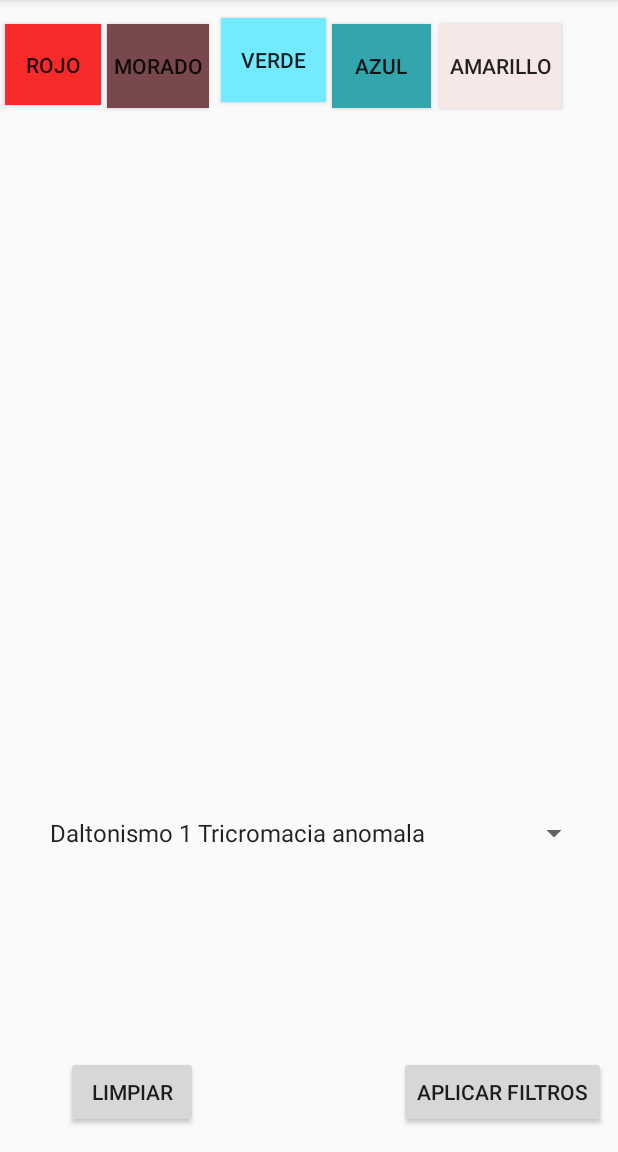
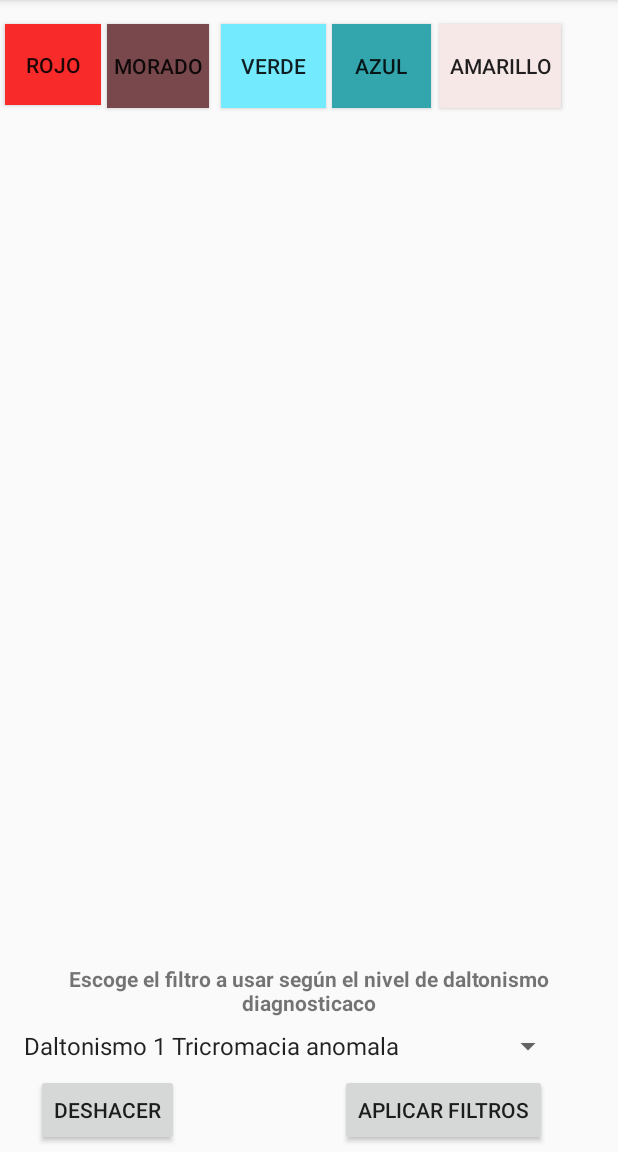
Before and after one commit to proyectos-savsolutions/daltoDesigner, an Android app: the frgAreaDibujo screen opened through its navigation route, on a phone screen of 412 x 824 dp, the part 84-1236 px from its top. Run offline under Robolectric (Android 15) with nearby library versions, the phone set to English and light mode, and no system bars.

Commit message:
Adición de un estilo de letra especial Aclonica para mejorar la presentación del producto Adición de imagen de fondo para la aplicación, que también se usará para el icono Ajuste a la distribución de los elementos el área de dibujo

```diff
--- a/app/src/main/res/layout/fragment_frg_area_dibujo.xml
+++ b/app/src/main/res/layout/fragment_frg_area_dibujo.xml
@@ -15,7 +15,7 @@
 
         android:layout_marginStart="8dp"
         android:layout_marginLeft="8dp"
-        android:layout_marginTop="12dp"
+        android:layout_marginTop="16dp"
         android:background="@color/colorVerde"
         android:text="@string/txtColorVerde"
         app:layout_constraintStart_toEndOf="@+id/btnColorRojo"
@@ -89,53 +89,68 @@
         android:layout_marginLeft="88dp"
         android:layout_marginEnd="8dp"
         android:layout_marginRight="8dp"
-        android:layout_marginBottom="16dp"
+        android:layout_marginBottom="4dp"
         android:text="@string/btnAplicarFiltros"
         app:layout_constraintBottom_toBottomOf="parent"
         app:layout_constraintEnd_toEndOf="parent"
-        app:layout_constraintHorizontal_bias="1.0"
+        app:layout_constraintHorizontal_bias="0.333"
         app:layout_constraintStart_toEndOf="@+id/btnLimpiarAreaDibujo" />
 
     <co.savsolutions.daltodesigner.CanvasView
         android:id="@+id/cnvEspacioDibujoFlitro"
         android:layout_width="0dp"
-        android:layout_height="319dp"
+        android:layout_height="0dp"
         android:layout_marginStart="8dp"
         android:layout_marginLeft="8dp"
-        android:layout_marginTop="12dp"
+        android:layout_marginTop="8dp"
         android:layout_marginEnd="8dp"
         android:layout_marginRight="8dp"
+        android:layout_marginBottom="8dp"
         android:visibility="visible"
+        app:layout_constraintBottom_toTopOf="@+id/txtvwTipoFiltro"
         app:layout_constraintEnd_toEndOf="parent"
         app:layout_constraintHorizontal_bias="0.0"
         app:layout_constraintStart_toStartOf="parent"
-        app:layout_constraintTop_toBottomOf="@+id/btnColorNaranja" />
+        app:layout_constraintTop_toBottomOf="@+id/btnColorNaranja"
+        app:layout_constraintVertical_bias="0.68" />
 
     <Spinner
         android:id="@+id/spnFiltrosMientrasDibuja"
         android:layout_width="368dp"
-        android:layout_height="wrap_content"
+        android:layout_height="22dp"
         android:layout_marginStart="8dp"
         android:layout_marginLeft="8dp"
-        android:layout_marginTop="12dp"
-        android:layout_marginEnd="1dp"
-        android:layout_marginRight="1dp"
-        android:layout_marginBottom="5dp"
+        android:layout_marginEnd="8dp"
+        android:layout_marginRight="8dp"
+        android:layout_marginBottom="8dp"
         android:entries="@array/lstTipoDaltonismo"
         app:layout_constraintBottom_toTopOf="@+id/btnLimpiarAreaDibujo"
         app:layout_constraintEnd_toEndOf="parent"
-        app:layout_constraintStart_toStartOf="parent"
-        app:layout_constraintTop_toBottomOf="@+id/cnvEspacioDibujoFlitro"/>
+        app:layout_constraintHorizontal_bias="0.0"
+        app:layout_constraintStart_toStartOf="parent" />
 
     <Button
         android:id="@+id/btnLimpiarAreaDibujo"
         android:layout_width="wrap_content"
         android:layout_height="wrap_content"
-        android:layout_marginStart="44dp"
-        android:layout_marginLeft="44dp"
-        android:layout_marginBottom="16dp"
-        android:text="@string/btnLimpiarCanvas"
+        android:layout_marginStart="24dp"
+        android:layout_marginLeft="24dp"
+        android:layout_marginBottom="4dp"
+        android:text="@string/btnDeshacer"
         app:layout_constraintBottom_toBottomOf="parent"
         app:layout_constraintStart_toStartOf="parent" />
 
+    <TextView
+        android:id="@+id/txtvwTipoFiltro"
+        android:layout_width="wrap_content"
+        android:layout_height="wrap_content"
+        android:layout_marginBottom="8dp"
+        android:text="@string/txtSeleccionarFiltroSegunDaltonismo"
+        android:textAlignment="center"
+        android:textStyle="bold"
+        app:layout_constraintBottom_toTopOf="@+id/spnFiltrosMientrasDibuja"
+        app:layout_constraintEnd_toEndOf="parent"
+        app:layout_constraintHorizontal_bias="0.0"
+        app:layout_constraintStart_toStartOf="parent" />
+
 </android.support.constraint.ConstraintLayout>
--- a/app/src/main/res/values/colors.xml
+++ b/app/src/main/res/values/colors.xml
@@ -2,7 +2,7 @@
 <resources>
 
     <color name="colorPrimary">#31bd7e</color>
-    <color name="colorPrimaryDark">#00574B</color>
+    <color name="colorPrimaryDark">#00574b</color>
     <color name="colorAccent">#551c43</color>
     <color name="colorMorado">#79484c</color>//
     <color name="colorAzul">#32a5ad</color>//
--- a/app/src/main/res/values/strings.xml
+++ b/app/src/main/res/values/strings.xml
@@ -17,4 +17,5 @@
     <string name="txtColorRojo">ROJO</string>
     <string name="txtColorAzul">AZUL</string>
     <string name="txtColorAmarillo">AMARILLO</string>
+    <string name="btnDeshacer">Deshacer</string>
 </resources>
```
Also changed, not shown: app/src/main/res/layout/main_fragment.xml (+20 -32 lines), app/src/main/res/font/aclonica.ttf (added), app/src/main/res/mipmap-xxxhdpi/dalto_designer_icn.png (added).
